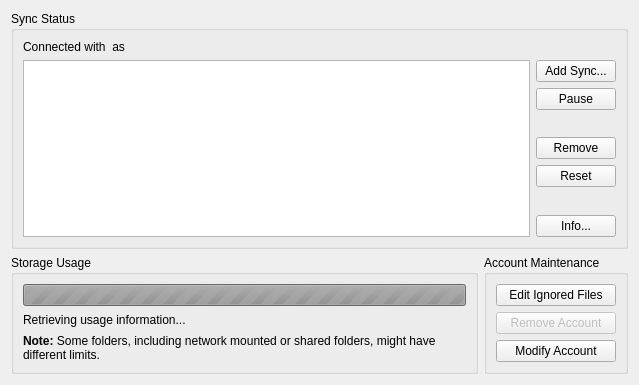
This is src/mirall/accountsettings.ui in nextcloud/desktop as Qt 5 draws it before an edit. The edited form follows.
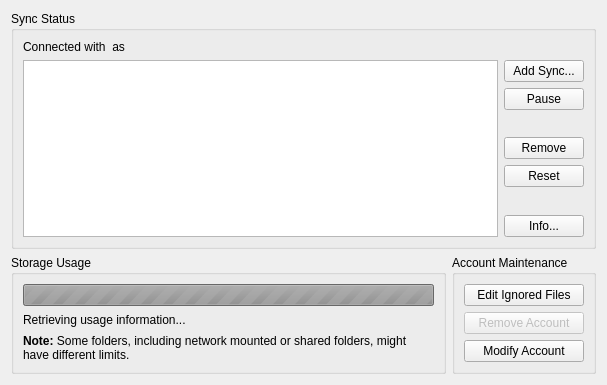
This is the edited form.

```diff
--- a/src/mirall/accountsettings.ui
+++ b/src/mirall/accountsettings.ui
@@ -6,7 +6,7 @@
    <rect>
     <x>0</x>
     <y>0</y>
-    <width>639</width>
+    <width>607</width>
     <height>385</height>
    </rect>
   </property>
```
